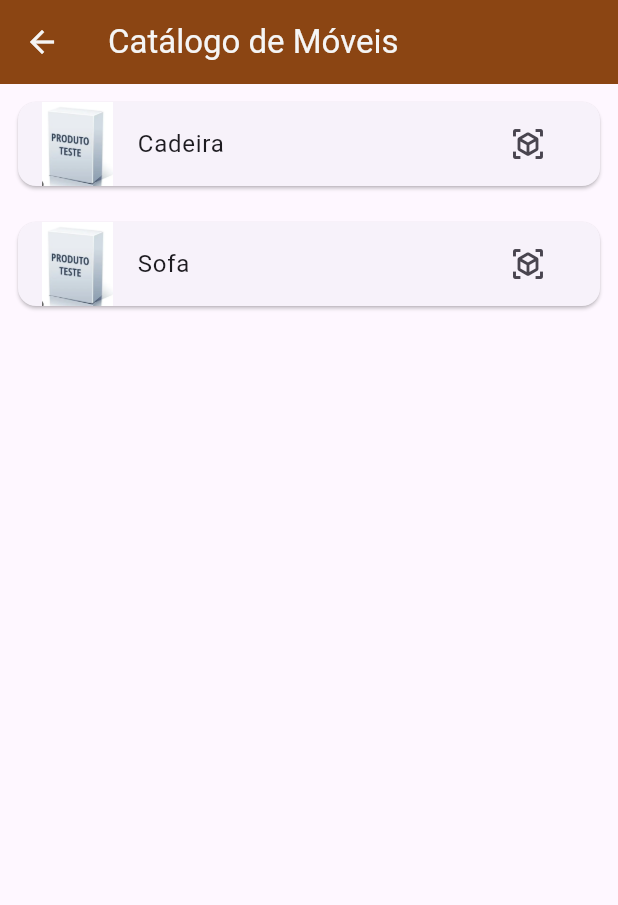
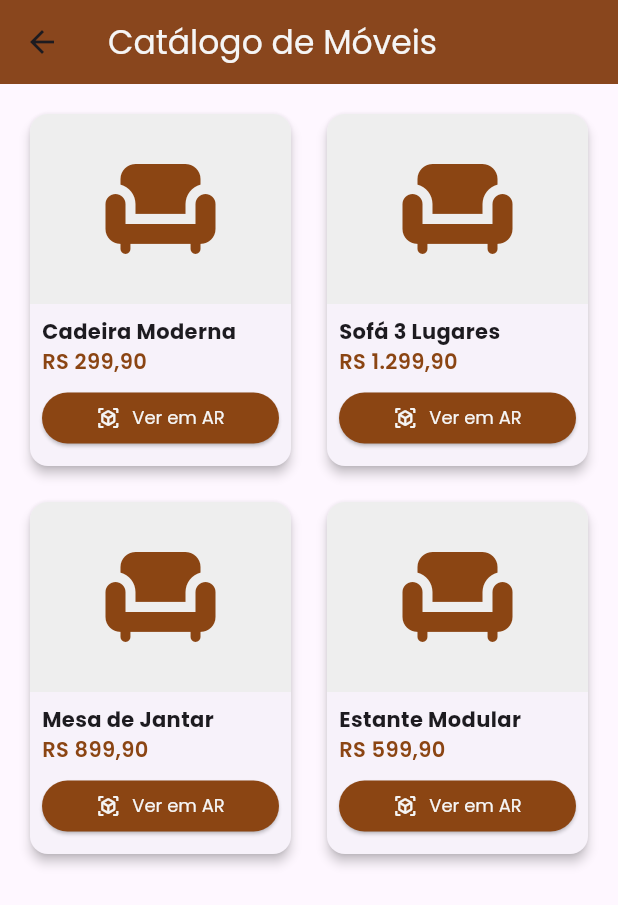
Before and after one commit to otavioms/shop_ar, a Flutter app: the CatalogPage screen opened directly, on a phone screen of 412 x 824 dp. Shown: the top 905 px of the screen. Run offline on Flutter 3.47's test engine with Material 3 defaults, Android fonts, the phone set to English and light mode, and no system bars; our stand-ins replace google_fonts; missing offline and left inert: arcore_flutter_plugin.

Commit message:
feature: improving product catalog

```diff
--- a/lib/Pages/catalog_page.dart
+++ b/lib/Pages/catalog_page.dart
@@ -1,58 +1,150 @@
 import 'package:flutter/material.dart';
+import 'package:google_fonts/google_fonts.dart';
 import '../app_colors.dart';
 import 'ar_view_page.dart';
 
 class CatalogPage extends StatelessWidget {
   const CatalogPage({super.key});
 
-  final List<Map<String, String>> moveis = const [
+  // Dados simulados para o catálogo
+  final List<Map<String, dynamic>> moveis = const [
     {
-      'nome': 'Cadeira',
+      'nome': 'Cadeira Moderna',
       'imagem': 'assets/images/cadeira.png',
       'modelo': 'assets/models/cadeira.glb',
+      'preco': 'RS 299,90',
+      'descricao': 'Cadeira ergonômica com design moderno e confortável.',
     },
     {
-      'nome': 'Sofa',
+      'nome': 'Sofá 3 Lugares',
       'imagem': 'assets/images/sofa.png',
       'modelo': 'assets/models/sofa.glb',
+      'preco': 'RS 1.299,90',
+      'descricao': 'Sofá confortável para sua sala com tecido premium.',
     },
-    // Adicione mais itens conforme necessário
+    {
+      'nome': 'Mesa de Jantar',
+      'imagem': 'assets/images/mesa.png',
+      'modelo': 'assets/models/mesa.glb',
+      'preco': 'RS 899,90',
+      'descricao': 'Mesa de jantar para 6 pessoas, feita em madeira maciça.',
+    },
+    {
+      'nome': 'Estante Modular',
+      'imagem': 'assets/images/estante.png',
+      'modelo': 'assets/models/estante.glb',
+      'preco': 'RS 599,90',
+      'descricao': 'Estante versátil para livros e decoração.',
+    },
   ];
 
   @override
   Widget build(BuildContext context) {
     return Scaffold(
       appBar: AppBar(
-        title: Text('Catálogo de Móveis'),
+        title: Text(
+          'Catálogo de Móveis',
+          style: GoogleFonts.poppins(
+            color: AppColors.background,
+          ),
+        ),
         backgroundColor: AppColors.primary,
-        foregroundColor: AppColors.background,
+        elevation: 2,
       ),
-      body: ListView.builder(
+      body: GridView.builder(
+        padding: const EdgeInsets.all(16),
+        gridDelegate: const SliverGridDelegateWithFixedCrossAxisCount(
+          crossAxisCount: 2,
+          childAspectRatio: 0.75,
+          crossAxisSpacing: 16,
+          mainAxisSpacing: 16,
+        ),
         itemCount: moveis.length,
         itemBuilder: (context, index) {
           final movel = moveis[index];
+          return _buildMovelCard(context, movel);
+        },
+      ),
+    );
+  }
+
+  Widget _buildMovelCard(BuildContext context, Map<String, dynamic> movel) {
     return Card(
-            margin: const EdgeInsets.all(12.0),
-            child: ListTile(
-              leading: Image.asset(movel['imagem']!),
-              title: Text(movel['nome']!),
-              trailing: IconButton(
-                icon: const Icon(Icons.view_in_ar),
+      elevation: 3,
+      shape: RoundedRectangleBorder(
+        borderRadius: BorderRadius.circular(12),
+      ),
+      child: Column(
+        crossAxisAlignment: CrossAxisAlignment.start,
+        children: [
+          // Imagem do móvel (com placeholder)
+          Expanded(
+            child: Container(
+              decoration: BoxDecoration(
+                color: Colors.grey[200],
+                borderRadius: const BorderRadius.vertical(top: Radius.circular(12)),
+              ),
+              width: double.infinity,
+              child: Icon(
+                Icons.chair,
+                size: 80,
+                color: AppColors.primary,
+              ),
+              // Em produção você usaria:
+              // Image.asset(
+              //   movel['imagem']!,
+              //   fit: BoxFit.cover,
+              // ),
+            ),
+          ),
+          Padding(
+            padding: const EdgeInsets.all(8.0),
+            child: Column(
+              crossAxisAlignment: CrossAxisAlignment.start,
+              children: [
+                Text(
+                  movel['nome'],
+                  style: GoogleFonts.poppins(
+                    fontWeight: FontWeight.bold,
+                    fontSize: 14,
+                  ),
+                  maxLines: 1,
+                  overflow: TextOverflow.ellipsis,
+                ),
+                Text(
+                  movel['preco'],
+                  style: GoogleFonts.poppins(
+                    color: AppColors.primary,
+                    fontWeight: FontWeight.w600,
+                  ),
+                ),
+                const SizedBox(height: 4),
+                ElevatedButton.icon(
                   onPressed: () {
                     Navigator.push(
                       context,
                       MaterialPageRoute(
                         builder: (_) => ArViewPage(
-                        modeloPath: movel['modelo']!,
-                        nomeMovel: movel['nome']!,
+                          modeloPath: movel['modelo'],
+                          nomeMovel: movel['nome'],
                         ),
                       ),
                     );
                   },
+                  icon: const Icon(Icons.view_in_ar, size: 16),
+                  label: const Text('Ver em AR'),
+                  style: ElevatedButton.styleFrom(
+                    backgroundColor: AppColors.primary,
+                    foregroundColor: AppColors.background,
+                    minimumSize: const Size(double.infinity, 30),
+                    padding: const EdgeInsets.symmetric(vertical: 8),
+                    textStyle: GoogleFonts.poppins(fontSize: 12),
                   ),
                 ),
-          );
-        },
+              ],
+            ),
+          ),
+        ],
       ),
     );
   }
```
Lines whose indentation alone changed are shown as unchanged.
